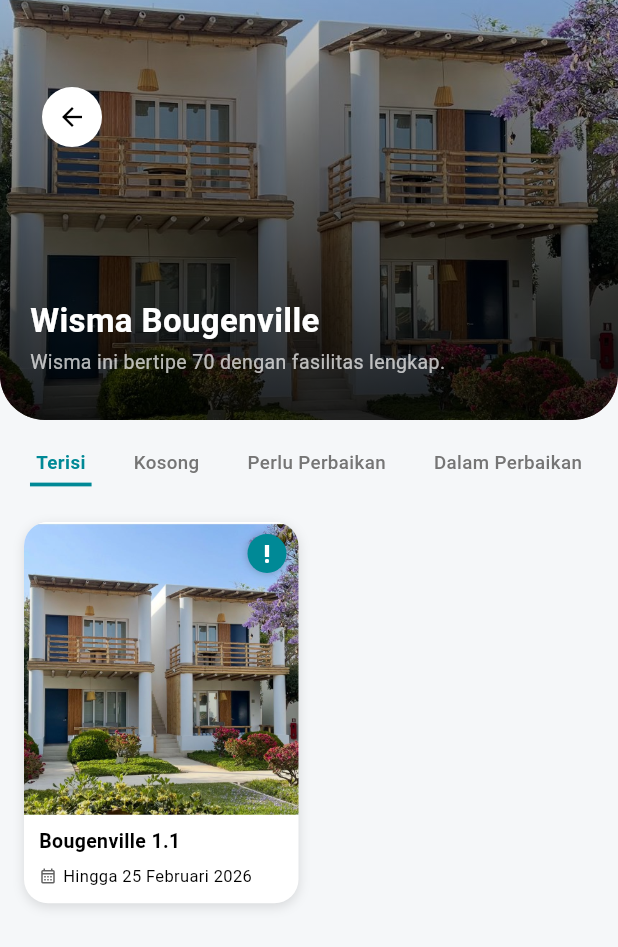
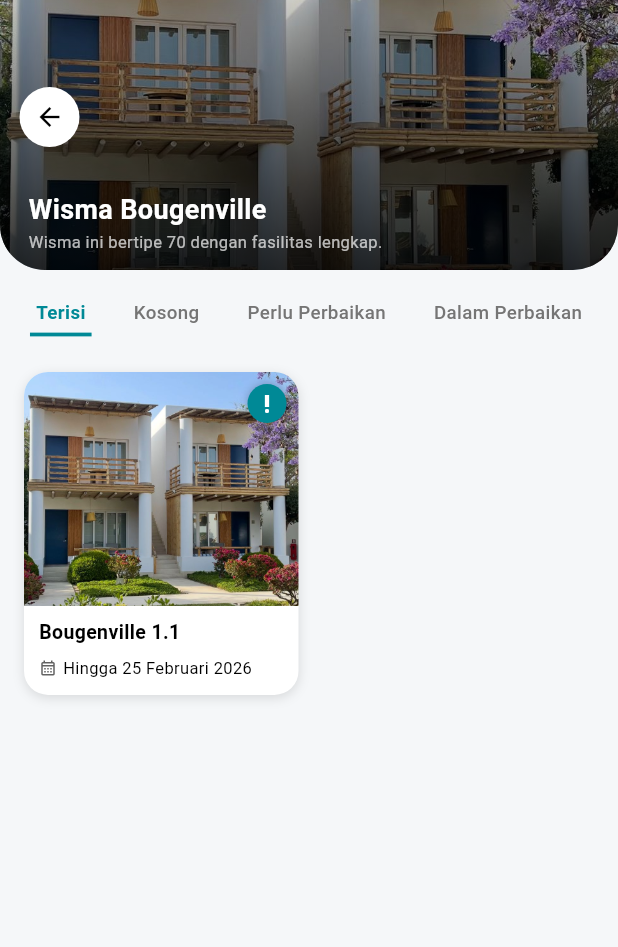
Before and after one commit to zawcompany/PLNproject, a Flutter app: the screen it shows after launch, after a tap on "Wisma Bougenville", on a phone screen of 412 x 824 dp. Shown: the top 947 px of the screen. Run offline on Flutter 3.47's test engine with Material 3 defaults, Android fonts, the phone set to English and light mode, and no system bars; our stand-ins replace carousel_slider, cloud_firestore, firebase_auth, firebase_core, flutter_svg, image_picker; accounts and stored records are empty.

Commit message:
memperbaiki navigasi dan layout

```diff
--- a/lib/main.dart
+++ b/lib/main.dart
@@ -52,11 +52,11 @@ class MyApp extends StatelessWidget {
       routes: {
         '/login': (context) => const LoginPage(),
         '/register': (context) => const RegisterPage(),
-        '/approval_dash': (context) => DashApproval(),      // Dashboard Approval
-        '/riwayat_staff': (context) => const RiwayatPage(),       // Riwayat Karyawan
+        '/approval_dash': (context) => DashApproval(),
+        '/riwayat_staff': (context) => const RiwayatPage(),
         '/riwayat_approval': (context) => const RiwayatApprovalPage(),
         '/profil': (context) => const ProfileScreen(),
-        '/staff_dash': (context) => const DashboardAlternative(), // Dashboard Staff
+        '/staff_dash': (context) => const DashboardAlternative(),
       },
     );
   }
--- a/lib/pages/karyawan/detail.dart
+++ b/lib/pages/karyawan/detail.dart
@@ -226,7 +226,7 @@ class _DetailKelasPageState extends State<DetailKelasPage> {
                     crossAxisCount: 2,
                     crossAxisSpacing: 14,
                     mainAxisSpacing: 14,
-                    childAspectRatio: 0.72,
+                    childAspectRatio: 0.85,
                   ),
                   itemCount: filteredRooms.length,
                   itemBuilder: (context, index) {
@@ -242,7 +242,7 @@ class _DetailKelasPageState extends State<DetailKelasPage> {
 
   Widget _buildHeader(BuildContext context) {
     return SizedBox(
-      height: 280,
+      height: 180,
       child: Stack(
         children: [
           Positioned.fill(
@@ -259,8 +259,8 @@ class _DetailKelasPageState extends State<DetailKelasPage> {
                   begin: Alignment.topCenter,
                   end: Alignment.bottomCenter,
                   colors: [
-                    Colors.black.withValues(alpha: 0.2),
-                    Colors.black.withValues(alpha: 0.8)
+                    Colors.black.withOpacity(0.2),
+                    Colors.black.withOpacity(0.8)
                   ],
                 ),
               ),
@@ -268,7 +268,7 @@ class _DetailKelasPageState extends State<DetailKelasPage> {
           ),
           Positioned(
             top: 50,
-            left: 20,
+            left: 5,
             child: IconButton(
               icon: const CircleAvatar(
                 backgroundColor: Colors.white,
@@ -278,22 +278,22 @@ class _DetailKelasPageState extends State<DetailKelasPage> {
             ),
           ),
           Positioned(
-            left: 20,
+            left: 19,
             right: 20,
-            bottom: 30,
+            bottom: 12, // Teks diturunkan ke dekat batas bawah (sebelumnya 20 atau 30)
             child: Column(
               crossAxisAlignment: CrossAxisAlignment.start,
               mainAxisSize: MainAxisSize.min,
               children: [
                 Text(
                   widget.item.title,
-                  style: const TextStyle(color: Colors.white, fontSize: 22, fontWeight: FontWeight.bold),
+                  style: const TextStyle(color: Colors.white, fontSize: 18, fontWeight: FontWeight.bold),
                 ),
-                const SizedBox(height: 4),
+                const SizedBox(height: 2),
                 Text(
                   widget.item.description,
-                  style: const TextStyle(color: Colors.white70, fontSize: 13, height: 1.3),
-                  maxLines: 3,
+                  style: const TextStyle(color: Colors.white70, fontSize: 11, height: 1.2),
+                  maxLines: 2,
                   overflow: TextOverflow.ellipsis,
                 ),
               ],
@@ -353,6 +353,7 @@ class _DetailKelasPageState extends State<DetailKelasPage> {
         crossAxisAlignment: CrossAxisAlignment.start,
         children: [
           Expanded(
+            flex: 5,
             child: Stack(
               children: [
                 Positioned.fill(
@@ -361,6 +362,8 @@ class _DetailKelasPageState extends State<DetailKelasPage> {
                     child: Image.asset(widget.item.imagePath, fit: BoxFit.cover),
                   ),
                 ),
+                // Tombol seru (komplain) hanya muncul jika bukan di tab perbaikan
+                if (selectedTab < 2)
                   Positioned(
                     top: 8,
                     right: 8,
@@ -406,14 +409,12 @@ class _DetailKelasPageState extends State<DetailKelasPage> {
                             final result = await Navigator.push(
                               context,
                               MaterialPageRoute(
-                                builder: (context) => FormKelasPage( // Sesuaikan nama class form kelas Anda
+                                builder: (context) => FormKelasPage(
                                   room: room,
                                   item: widget.item,
                                 ),
                               ),
                             );
-
-                            // Jika berhasil pesan dan kembali dengan nilai true
                             if (result == true) {
                               _showSuccessSnackBar("Permohonan peminjaman kelas berhasil dikirim");
                             }
--- a/lib/pages/karyawan/form_pemesanan_eks.dart
+++ b/lib/pages/karyawan/form_pemesanan_eks.dart
@@ -126,7 +126,7 @@ class _FormWismaEksternalPageState extends State<FormWismaEksternalPage> {
                       const SizedBox(height: 25),
 
                       _buildField("Nama Lengkap", namaController, Icons.person_outline),
-                      _buildField("Nomor Induk Keluarga (NIK)", nikController, Icons.badge_outlined, TextInputType.number),
+                      _buildField("Nomor Induk Kependudukan (NIK)", nikController, Icons.badge_outlined, TextInputType.number),
                       _buildField("Nomor Induk Pegawai (NIK)", nipController, Icons.work_outline, TextInputType.number, false),
                       _buildField("Alamat", alamatController, Icons.home_outlined),
                       _buildField("Nomor NPWP", npwpController, Icons.assignment_outlined, TextInputType.number),
--- a/lib/pages/karyawan/form_pemesanan_int.dart
+++ b/lib/pages/karyawan/form_pemesanan_int.dart
@@ -122,7 +122,7 @@ class _FormWismaInternalPageState extends State<FormWismaInternalPage> {
                       const SizedBox(height: 25),
 
                       _buildField("Nama Lengkap", namaController, Icons.person_outline),
-                      _buildField("Nomor Induk Karyawan (NIK)", nikController, Icons.badge_outlined, TextInputType.number),
+                      _buildField("Nomor Induk Kependudukan (NIK)", nikController, Icons.badge_outlined, TextInputType.number),
                       _buildField("Nomor Induk Pegawai (NIP)", nipController, Icons.work_outline, TextInputType.number, false),
 
                       _buildUploadBox("Unggah Surat Tugas", suratTugas != null, _pickSurat),
--- a/lib/pages/karyawan/riwayat_page.dart
+++ b/lib/pages/karyawan/riwayat_page.dart
@@ -122,7 +122,7 @@ class _RiwayatPageState extends State<RiwayatPage> {
   Widget _buildHeader() {
     return SizedBox(
       width: double.infinity,
-      height: 220,
+      height: 120,
       child: SvgPicture.asset(
         'lib/assets/images/header_riwayat.svg',
         fit: BoxFit.cover,
--- a/lib/pages/karyawan/staff_dash.dart
+++ b/lib/pages/karyawan/staff_dash.dart
@@ -15,7 +15,6 @@ class DashboardAlternative extends StatefulWidget {
 
 class _DashboardAlternativeState extends State<DashboardAlternative> {
   static const Color primaryTeal = Color(0xFF008996);
-  // Warna box biru
   static const Color blueBoxColor = Color(0xffbfe0e6);
 
   final List<ItemModel> wismaData = LocalData.items
@@ -34,24 +33,28 @@ class _DashboardAlternativeState extends State<DashboardAlternative> {
         child: Column(
           crossAxisAlignment: CrossAxisAlignment.start,
           children: [
-            // 1. TOP HEADER SOLID COLOR (Warna sama dengan Box Biru)
-            Container(
+            // 1. TOP HEADER DENGAN GAMBAR + LAPISAN PUTIH TRANSPARAN
+            SizedBox(
               width: double.infinity,
               height: 80,
+              child: Stack(
+                children: [
+                  // Lapisan Gambar Header
+                  Positioned.fill(
+                    child: SvgPicture.asset(
+                      'lib/assets/images/header_riwayat.svg',
+                      fit: BoxFit.cover,
+                    ),
+                  ),
+                  // Lapisan Putih Transparan (Overlay)
+                  Positioned.fill(
+                    child: Container(
                       decoration: BoxDecoration(
-                color:primaryTeal,
-                borderRadius: const BorderRadius.only(
-                  bottomLeft: Radius.circular(0),
-                  bottomRight: Radius.circular(0),
+                        color:blueBoxColor.withOpacity(0.5),
                       ),
-                gradient: LinearGradient(
-                  begin: Alignment.topCenter,
-                  end: Alignment.bottomCenter,
-                  colors: [
-                    Colors.white.withOpacity(0.8),
-                    blueBoxColor,
+                    ),
+                  ),
                 ],
-                ),
               ),
             ),
 
@@ -69,7 +72,8 @@ class _DashboardAlternativeState extends State<DashboardAlternative> {
                       const Column(
                         crossAxisAlignment: CrossAxisAlignment.start,
                         children: [
-                          Text("Selamat Datang,", style: TextStyle(fontSize: 14, color: Colors.black54)),
+                          Text("Selamat Datang,",
+                              style: TextStyle(fontSize: 14, color: Colors.black54)),
                           Text(
                             "PLN UPDL Makassar",
                             style: TextStyle(
@@ -90,9 +94,9 @@ class _DashboardAlternativeState extends State<DashboardAlternative> {
                                 color: Colors.black.withOpacity(0.05),
                                 blurRadius: 5,
                               )
-                          ]
-                        ),
-                        child: const Icon(Icons.notifications_none, color: primaryTeal),
+                            ]),
+                        child: const Icon(Icons.notifications_none,
+                            color: primaryTeal),
                       )
                     ],
                   ),
@@ -105,7 +109,7 @@ class _DashboardAlternativeState extends State<DashboardAlternative> {
                       Expanded(
                         child: _buildStatBox(
                           bgColor: blueBoxColor,
-                          title: "Booking Wisma",
+                          title: "Reservasi Wisma",
                           svgPath: "lib/assets/images/rumahdpn.svg",
                           imageOffset: -12.0,
                           onTap: () {},
@@ -115,7 +119,7 @@ class _DashboardAlternativeState extends State<DashboardAlternative> {
                       Expanded(
                         child: _buildStatBox(
                           bgColor: const Color(0xffffd6d6),
-                          title: "Booking Kelas",
+                          title: "Reservasi Kelas",
                           svgPath: "lib/assets/images/kelas_headerdash.svg",
                           imageOffset: -12.0,
                           onTap: () {},
@@ -153,7 +157,7 @@ class _DashboardAlternativeState extends State<DashboardAlternative> {
         currentIndex: 0,
         onTap: (index) {
           if (index == 1) {
-            Navigator.pushReplacementNamed(context, '/riwayat');
+            Navigator.pushReplacementNamed(context, '/riwayat_staff');
           } else if (index == 2) {
             Navigator.pushReplacementNamed(context, '/profil');
           }
@@ -162,7 +166,6 @@ class _DashboardAlternativeState extends State<DashboardAlternative> {
     );
   }
 
-  // Widget Box Status yang disempurnakan
   Widget _buildStatBox({
     required Color bgColor,
     required String title,
@@ -208,8 +211,7 @@ class _DashboardAlternativeState extends State<DashboardAlternative> {
                   style: const TextStyle(
                       fontSize: 13,
                       fontWeight: FontWeight.bold,
-                    color: Colors.black87
-                  ),
+                      color: Colors.black87),
                 ),
               ),
             ),
@@ -223,10 +225,7 @@ class _DashboardAlternativeState extends State<DashboardAlternative> {
     return Text(
       title,
       style: const TextStyle(
-        fontSize: 16,
-        fontWeight: FontWeight.bold,
-        color: primaryTeal
-      ),
+          fontSize: 16, fontWeight: FontWeight.bold, color: primaryTeal),
     );
   }
 
@@ -252,23 +251,20 @@ class _DashboardAlternativeState extends State<DashboardAlternative> {
             decoration: BoxDecoration(
               borderRadius: BorderRadius.circular(15),
               image: DecorationImage(
-                image: AssetImage(item.imagePath),
-                fit: BoxFit.cover
-              ),
+                  image: AssetImage(item.imagePath), fit: BoxFit.cover),
             ),
             child: Container(
               decoration: BoxDecoration(
                 borderRadius: BorderRadius.circular(15),
-                // Shadow hitam HANYA fokus di area bawah untuk teks
                 gradient: LinearGradient(
                   begin: Alignment.bottomCenter,
                   end: Alignment.topCenter,
                   colors: [
-                    Colors.black.withOpacity(0.8), // Hitam pekat di bawah
-                    Colors.black.withOpacity(0.2), // Memudar cepat
-                    Colors.transparent,           // Bersih dari tengah ke atas
+                    Colors.black.withOpacity(0.8),
+                    Colors.black.withOpacity(0.2),
+                    Colors.transparent,
                   ],
-                  stops: const [0.0, 0.4, 0.6], // Mengatur bayangan agar tidak naik ke atas
+                  stops: const [0.0, 0.4, 0.6],
                 ),
               ),
               padding: const EdgeInsets.all(12),
@@ -278,8 +274,7 @@ class _DashboardAlternativeState extends State<DashboardAlternative> {
                 style: const TextStyle(
                     color: Colors.white,
                     fontSize: 12,
-                  fontWeight: FontWeight.bold
-                ),
+                    fontWeight: FontWeight.bold),
               ),
             ),
           ),
--- a/lib/pages/profil_page.dart
+++ b/lib/pages/profil_page.dart
@@ -112,7 +112,7 @@ Widget build(BuildContext context) {
         // Gambar Background Header
         SizedBox(
           width: double.infinity,
-          height: 220,
+          height: 120,
           child: SvgPicture.asset(
             'lib/assets/images/header_riwayat.svg',
             fit: BoxFit.cover,
@@ -120,7 +120,7 @@ Widget build(BuildContext context) {
         ),
         // Foto profil
         Positioned(
-          bottom: -40,
+          bottom: -120,
           child: Container(
             decoration: BoxDecoration(
               shape: BoxShape.circle,
@@ -134,9 +134,9 @@ Widget build(BuildContext context) {
               ],
             ),
             child: CircleAvatar(
-              radius: 40,
+              radius: 50,
               backgroundColor: const Color(0xFFE0E6E6),
-              child: const Icon(Icons.person, size: 50, color: Colors.white),
+              child: const Icon(Icons.person, size: 65, color: Colors.white), // Ikon juga diperbesar
             ),
           ),
         ),
@@ -147,7 +147,7 @@ Widget build(BuildContext context) {
   Widget _buildUserInfo() {
     return Column(
       children: [
-        const SizedBox(height: 50),
+        const SizedBox(height: 132),
         Text(
           name,
           style: TextStyle(
```
Also changed, not shown: lib/pages/karyawan/pesankelasgeneral.dart (added), lib/pages/karyawan/pesanwismageneral.dart (added). Lines whose indentation alone changed are shown as unchanged.
